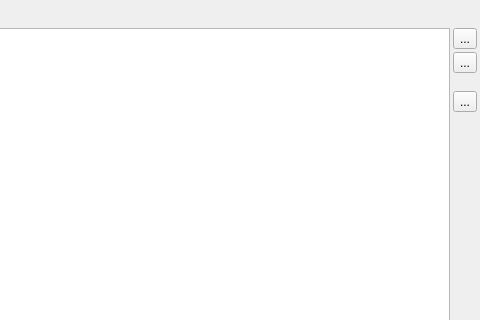
imgag/ngs-bits, file src/GSvar/DBTableAdministration.ui: the form before one commit; both pictures show x 620 to 1100 and y 0 to 320 of the 1100 by 800 pixel window.
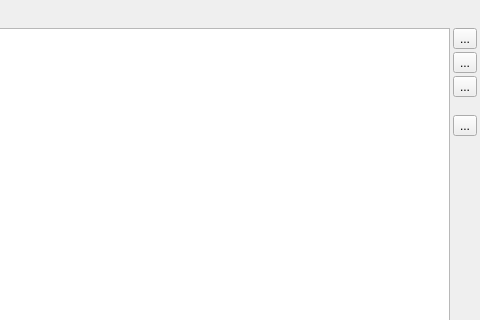
The form after the commit. Icons and pictures are not drawn. Custom widgets are drawn as their Qt base class.

Commit message: Added UI elements to handle the change of user permissions

What changed in the file:
```diff
--- a/src/GSvar/DBTableAdministration.ui
+++ b/src/GSvar/DBTableAdministration.ui
@@ -115,6 +115,17 @@
        </property>
       </widget>
      </item>
+     <item>
+      <widget class="QToolButton" name="change_permissions_btn">
+       <property name="text">
+        <string>...</string>
+       </property>
+       <property name="icon">
+        <iconset resource="GSvar.qrc">
+         <normaloff>:/Icons/Lock.png</normaloff>:/Icons/Lock.png</iconset>
+       </property>
+      </widget>
+     </item>
      <item>
       <spacer name="verticalSpacer_2">
        <property name="orientation">
```
The commit also changes 12 other files.
